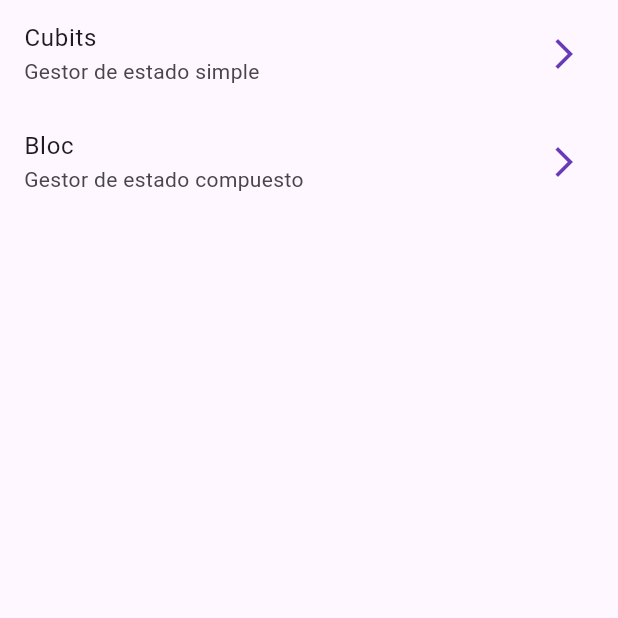
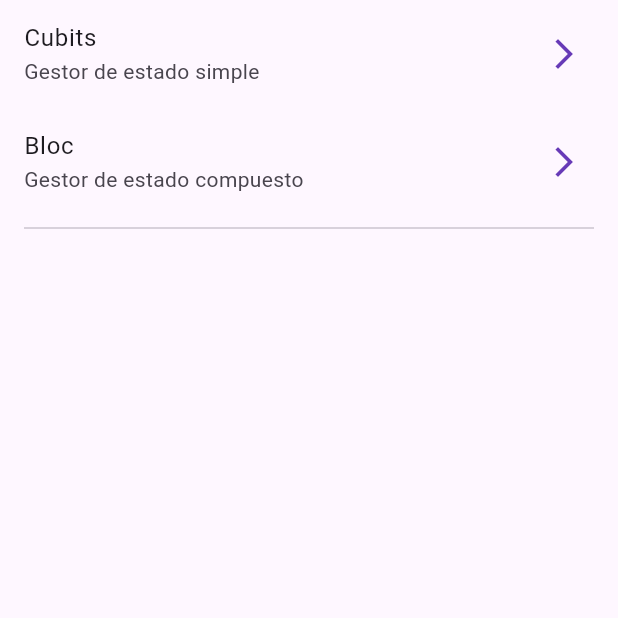
Before and after one commit to MartinRobles23/forms_app, a Flutter app: the screen it shows after launch, on a phone screen of 412 x 824 dp, the top half of it. Run offline on Flutter 3.47's test engine with Material 3 defaults, Android fonts, the phone set to English and light mode, and no system bars; our stand-ins replace equatable, flutter_bloc, go_router.

Commit message:
Add divider

```diff
--- a/lib/presentation/screens/home_screen.dart
+++ b/lib/presentation/screens/home_screen.dart
@@ -25,6 +25,10 @@ class HomeScreen extends StatelessWidget {
               context.push('/counter-bloc');
             },
           ),
+          const Padding(
+            padding: EdgeInsets.symmetric(horizontal: 16),
+            child: Divider(),
+          )
         ],
       ),
     );
```
